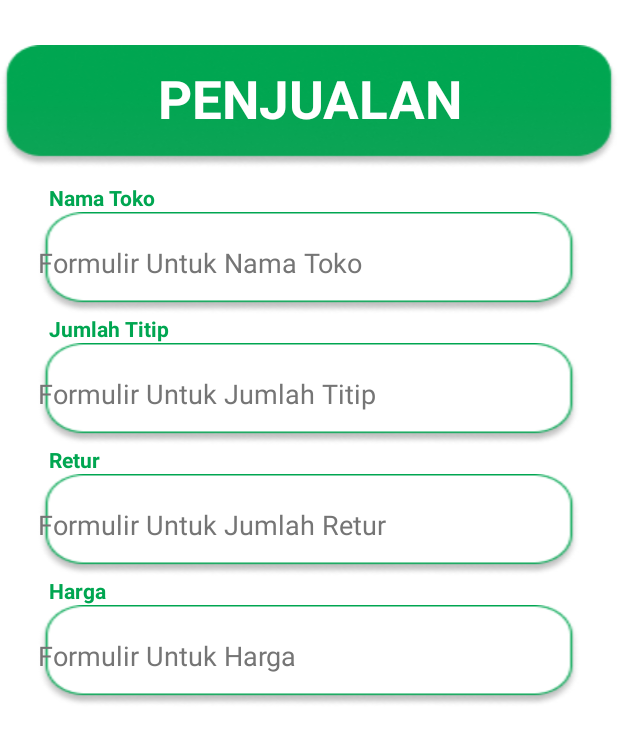
After one commit to najibeducation/Kerja-Praktek, an Android app: the Penjualan screen opened directly, with no data from a screen before it, on a phone screen of 412 x 824 dp. The commit adds this screen. Shown: the top 742 px of the screen. Run offline under Robolectric (Android 15) with nearby library versions, the phone set to English and light mode, and no system bars.

Commit message:
Menambahkan activity pejualan dan seperangkatnya

```diff
--- a/app/src/main/AndroidManifest.xml
+++ b/app/src/main/AndroidManifest.xml
@@ -1,6 +1,6 @@
 <?xml version="1.0" encoding="utf-8"?>
 <manifest xmlns:android="http://schemas.android.com/apk/res/android"
-    xmlns:tools="http://schemas.android.com/tools">
+    xmlns:tools="http://schemas.android.com/tools" >
 
     <application
         android:allowBackup="true"
@@ -11,17 +11,24 @@
         android:roundIcon="@mipmap/ic_launcher_round"
         android:supportsRtl="true"
         android:theme="@style/Theme.KejraPraktek"
-        tools:targetApi="31">
+        tools:targetApi="31" >
+        <activity
+            android:name=".Penjualan"
+            android:exported="false" >
+            <meta-data
+                android:name="android.app.lib_name"
+                android:value="" />
+        </activity>
         <activity
             android:name=".Dasboard"
-            android:exported="false">
+            android:exported="false" >
             <meta-data
                 android:name="android.app.lib_name"
                 android:value="" />
         </activity>
         <activity
             android:name=".MainActivity"
-            android:exported="true">
+            android:exported="true" >
             <intent-filter>
                 <action android:name="android.intent.action.MAIN" />
 
--- /dev/null
+++ b/app/src/main/java/com/usm/kejrapraktek/Penjualan.kt
@@ -0,0 +1,11 @@
+package com.usm.kejrapraktek
+
+import androidx.appcompat.app.AppCompatActivity
+import android.os.Bundle
+
+class Penjualan : AppCompatActivity() {
+    override fun onCreate(savedInstanceState: Bundle?) {
+        super.onCreate(savedInstanceState)
+        setContentView(R.layout.activity_penjualan)
+    }
+}
--- a/app/src/main/res/layout/activity_dasboard.xml
+++ b/app/src/main/res/layout/activity_dasboard.xml
@@ -51,7 +51,7 @@
       android:id="@+id/textViewDate"
       android:layout_width="match_parent"
       android:layout_height="wrap_content"
-      android:background="@drawable/calendar_background"
+      android:background="@drawable/sub_background"
       android:textAlignment="center"
       android:textStyle="bold"
       android:textSize="20sp"
--- /dev/null
+++ b/app/src/main/res/layout/activity_penjualan.xml
@@ -0,0 +1,117 @@
+<?xml version="1.0" encoding="utf-8"?>
+<androidx.constraintlayout.widget.ConstraintLayout
+    xmlns:android="http://schemas.android.com/apk/res/android"
+    xmlns:tools="http://schemas.android.com/tools"
+    xmlns:app="http://schemas.android.com/apk/res-auto"
+    android:layout_width="match_parent"
+    android:layout_height="match_parent"
+    tools:context=".Penjualan">
+
+  <TextView
+      android:id="@+id/sub_penjualan"
+      android:layout_width="match_parent"
+      android:layout_height="wrap_content"
+      android:text="@string/penjualan"
+      android:gravity="center"
+      android:textStyle="bold"
+      android:textSize="35sp"
+      android:textColor="@color/white"
+      android:paddingBottom="10dp"
+      android:background="@drawable/sub_background"
+      android:layout_marginTop="30dp"
+      app:layout_constraintStart_toStartOf="parent"
+      app:layout_constraintEnd_toEndOf="parent"
+      app:layout_constraintTop_toTopOf="parent"/>
+
+  <LinearLayout
+      android:layout_width="match_parent"
+      android:layout_height="wrap_content"
+      android:layout_marginTop="10dp"
+      android:layout_marginStart="10dp"
+      android:layout_marginEnd="10dp"
+      android:paddingStart="15dp"
+      android:paddingEnd="15dp"
+      app:layout_constraintTop_toBottomOf="@+id/sub_penjualan"
+      app:layout_constraintStart_toStartOf="parent"
+      app:layout_constraintEnd_toEndOf="parent"
+      android:orientation="vertical">
+    <TextView
+        android:layout_width="wrap_content"
+        android:layout_height="wrap_content"
+        android:text="@string/toko"
+        android:textSize="14sp"
+        android:textStyle="bold"
+        android:textColor="@color/hijau"
+        android:layout_marginStart="7sp"/>
+
+    <EditText
+        android:id="@+id/toko"
+        android:layout_width="match_parent"
+        android:layout_height="wrap_content"
+        android:autofillHints="Toko"
+        android:background="@drawable/formulir"
+        android:hint="@string/labelToko"
+        android:inputType="text"
+        android:textColorHint="#757575"
+        tools:ignore="LabelFor" />
+    <TextView
+        android:layout_width="wrap_content"
+        android:layout_height="wrap_content"
+        android:text="@string/titip"
+        android:textSize="14sp"
+        android:textStyle="bold"
+        android:textColor="@color/hijau"
+        android:layout_marginStart="7sp"/>
+
+    <EditText
+        android:id="@+id/titip"
+        android:layout_width="match_parent"
+        android:layout_height="wrap_content"
+        android:autofillHints="10"
+        android:background="@drawable/formulir"
+        android:hint="@string/labelTitip"
+        android:inputType="number"
+        android:textColorHint="#757575"
+        tools:ignore="LabelFor" />
+    <TextView
+        android:layout_width="wrap_content"
+        android:layout_height="wrap_content"
+        android:text="@string/retur"
+        android:textSize="14sp"
+        android:textStyle="bold"
+        android:textColor="@color/hijau"
+        android:layout_marginStart="7sp"/>
+
+    <EditText
+        android:id="@+id/retur"
+        android:layout_width="match_parent"
+        android:layout_height="wrap_content"
+        android:autofillHints="0"
+        android:background="@drawable/formulir"
+        android:hint="@string/labelRetur"
+        android:inputType="number"
+        android:textColorHint="#757575"
+        tools:ignore="LabelFor" />
+    <TextView
+        android:layout_width="wrap_content"
+        android:layout_height="wrap_content"
+        android:text="@string/harga"
+        android:textSize="14sp"
+        android:textStyle="bold"
+        android:textColor="@color/hijau"
+        android:layout_marginStart="7sp"/>
+
+    <EditText
+        android:id="@+id/harga"
+        android:layout_width="match_parent"
+        android:layout_height="wrap_content"
+        android:autofillHints="5000"
+        android:background="@drawable/formulir"
+        android:hint="@string/labelHarga"
+        android:inputType="number"
+        android:textColorHint="#757575"
+        tools:ignore="LabelFor" />
+
+  </LinearLayout>
+
+  </androidx.constraintlayout.widget.ConstraintLayout>
--- a/app/src/main/res/values/strings.xml
+++ b/app/src/main/res/values/strings.xml
@@ -1,15 +1,28 @@
 <resources>
     <!-- Main String -->
     <string name="app_name">Sales Semarang</string>
+
     <!-- activity_main.xml -->
     <string name="login">Masuk Sebagai:</string>
     <string name="logo">Logo</string>
     <string name="masuk">Masuk</string>
     <string name="nama">Masukan Nama Anda</string>
+
     <!-- activity_dasboard.xml -->
     <string name="bt_penjualan">Button Penjualan</string>
     <string name="bt_riwayat">Button Riwayat</string>
     <string name="bt_konsumen">Button Konsumen</string>
     <string name="calendar">Tanggal Hari Ini</string>
 
+    <!-- activity_penjualan.xml -->
+    <string name="penjualan">PENJUALAN</string>
+    <string name="toko">Nama Toko</string>
+    <string name="labelToko">Formulir Untuk Nama Toko</string>
+    <string name="titip">Jumlah Titip</string>
+    <string name="labelTitip">Formulir Untuk Jumlah Titip</string>
+    <string name="retur">Retur</string>
+    <string name="labelRetur">Formulir Untuk Jumlah Retur</string>
+    <string name="harga">Harga</string>
+    <string name="labelHarga">Formulir Untuk Harga</string>
+
 </resources>
```
Also changed, not shown: app/src/main/res/drawable/sub_background.png (renamed from app/src/main/res/drawable/calendar_background.png).
